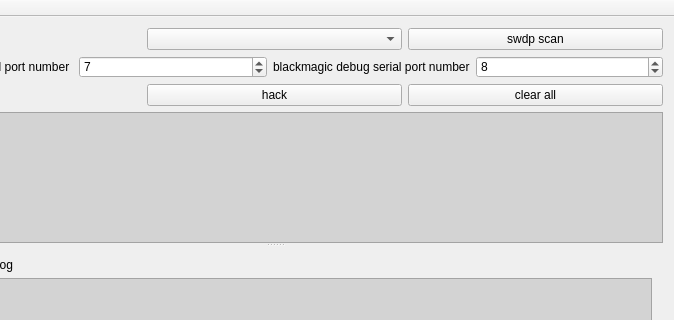
Old version of the form mainwindow.ui in the repository stoyan-shopov/blackmagic-gdbserver; both pictures show x 125 to 799 and y 0 to 320 of the 799 by 602 pixel window.
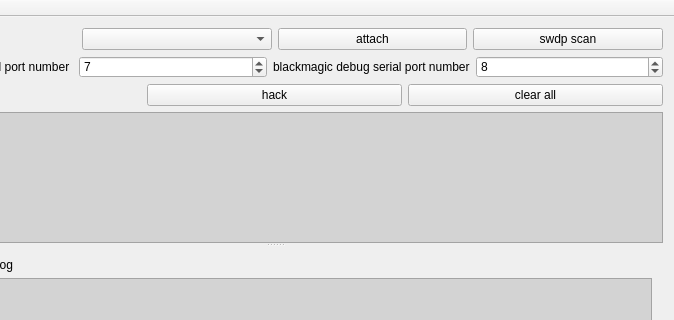
New version of the form.

Commit message: added code for attaching to a target

Patch:
```diff
--- a/mainwindow.ui
+++ b/mainwindow.ui
@@ -33,6 +33,13 @@
       <item>
        <widget class="QComboBox" name="comboBoxDetecteTargets"/>
       </item>
+      <item>
+       <widget class="QPushButton" name="pushButtonAttach">
+        <property name="text">
+         <string>attach</string>
+        </property>
+       </widget>
+      </item>
       <item>
        <widget class="QPushButton" name="pushButtonSWDPScan">
         <property name="text">
```
The commit also changes 2 other files.
